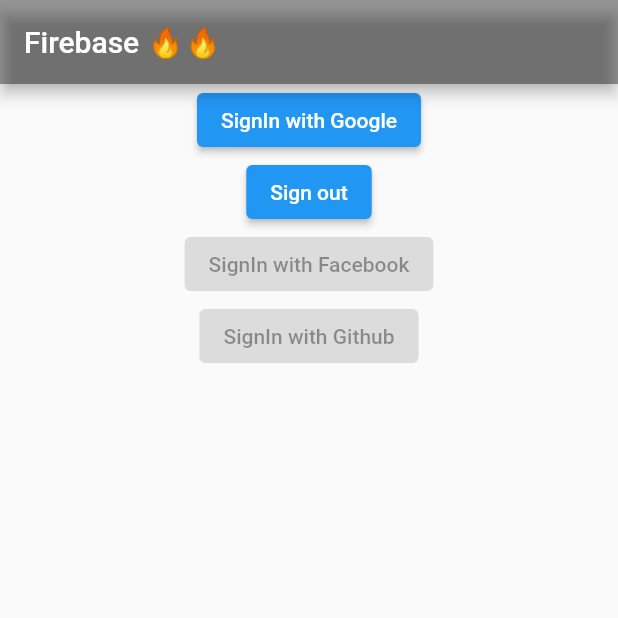
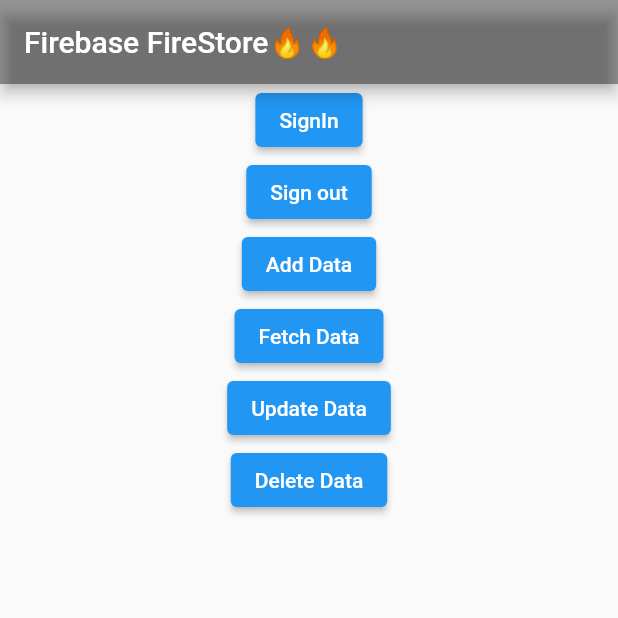
Before and after one commit to harsh-2024/Crypto-Wallet-app, a Flutter app: the screen it shows after launch, on a phone screen of 412 x 824 dp, the top half of it. Run offline on Flutter 3.47's test engine with Material 2 defaults, Android fonts, the phone set to English and light mode, and no system bars; our stand-ins replace cloud_firestore, firebase_auth, firebase_core, google_sign_in; accounts and stored records are empty.

Commit message:
crud basic operations implementd

```diff
--- a/authentication/lib/main.dart
+++ b/authentication/lib/main.dart
@@ -3,6 +3,7 @@ import 'package:firebase_core/firebase_core.dart';
 import 'package:flutter/material.dart';
 import 'package:firebase_auth/firebase_auth.dart';
 import 'package:google_sign_in/google_sign_in.dart';
+import 'package:cloud_firestore/cloud_firestore.dart';
 
 void main() async {
   WidgetsFlutterBinding.ensureInitialized();
--- a/authentication/lib/signIn.dart
+++ b/authentication/lib/signIn.dart
@@ -2,6 +2,7 @@ import 'package:flutter/material.dart';
 import 'package:firebase_auth/firebase_auth.dart';
 import 'package:google_sign_in/google_sign_in.dart';
 import 'package:firebase_core/firebase_core.dart';
+import 'package:cloud_firestore/cloud_firestore.dart';
 
 class WelcomePage extends StatefulWidget {
   const WelcomePage({Key? key}) : super(key: key);
@@ -31,11 +32,43 @@ class _WelcomePageState extends State<WelcomePage> {
     print('user signed out');
   }
 
+  DocumentReference documentReference =
+      FirebaseFirestore.instance.doc("myData/dummyData");
+  void _add() {
+    Map<String, String> data = <String, String>{
+      "name": "Harsh Tripathi",
+      "company": "FRE",
+      "projects": "2",
+      "add": "Jhansi"
+    };
+    documentReference.set(data).whenComplete(() => print('document added'));
+  }
+
+  void fetch() {
+    documentReference.get().whenComplete(() => print('document fetched!'));
+  }
+
+  void update() {
+    Map<String, String> updatedData = <String, String>{
+      "name": "Ansh Tripathi",
+      "company": "JPMC",
+      "projects": "4",
+      "add": "Jhansi"
+    };
+    documentReference
+        .update(updatedData)
+        .whenComplete(() => print("document updated"));
+  }
+
+  void _delete() {
+    documentReference.delete().whenComplete(() => print('document deleted'));
+  }
+
   @override
   Widget build(BuildContext context) {
     return Scaffold(
       appBar: AppBar(
-        title: Text('Firebase 🔥🔥'),
+        title: Text('Firebase FireStore🔥🔥'),
         backgroundColor: Colors.black38,
       ),
       body: Container(
@@ -43,18 +76,25 @@ class _WelcomePageState extends State<WelcomePage> {
           children: [
             Center(
                 child: ElevatedButton(
-                    onPressed: signIn,
-                    child: const Text('SignIn with Google'))),
+                    onPressed: signIn, child: const Text('SignIn'))),
             Center(
                 child: ElevatedButton(
                     onPressed: signOut, child: const Text('Sign out'))),
             Center(
-                child: ElevatedButton(
-                    onPressed: null, child: Text('SignIn with Facebook'))),
+                child:
+                    ElevatedButton(onPressed: _add, child: Text('Add Data'))),
             // ignore: prefer_const_constructors
             Center(
                 child: ElevatedButton(
-                    onPressed: null, child: Text('SignIn with Github')))
+                    onPressed: fetch, child: Text('Fetch Data'))),
+            Center(
+                child: ElevatedButton(
+                    onPressed: update, child: Text('Update Data'))),
+            Center(
+                child: ElevatedButton(
+              onPressed: _delete,
+              child: Text('Delete Data'),
+            ))
           ],
         ),
       ),
--- a/authentication/pubspec.yaml
+++ b/authentication/pubspec.yaml
@@ -37,6 +37,7 @@ dependencies:
   firebase_auth: ^3.3.14
   google_sign_in: ^5.3.0
   firebase_core: ^1.14.1
+  cloud_firestore: ^3.1.12
 
 dev_dependencies:
   flutter_test:
```
Also changed, not shown: authentication/pubspec.lock.
